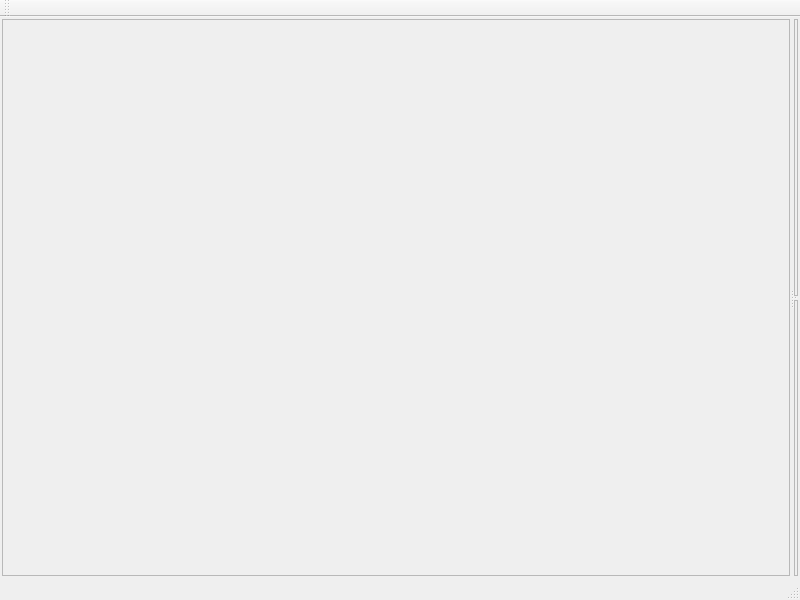
oxyca/qupsc, file src/mainwindow.ui: the form before one commit.
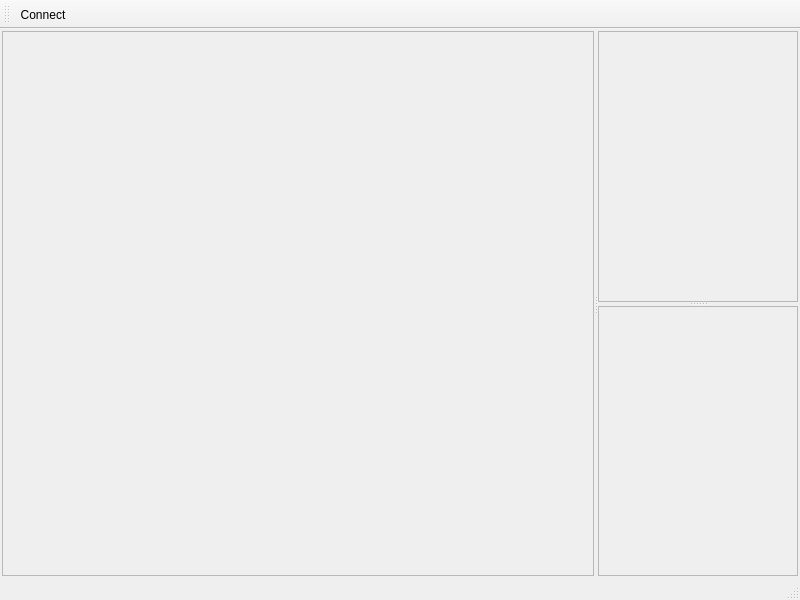
The form after the commit.

Diff of the .ui file:
```diff
--- a/src/mainwindow.ui
+++ b/src/mainwindow.ui
@@ -10,6 +10,12 @@
     <height>600</height>
    </rect>
   </property>
+  <property name="minimumSize">
+   <size>
+    <width>100</width>
+    <height>0</height>
+   </size>
+  </property>
   <property name="windowTitle">
    <string>MainWindow</string>
   </property>
@@ -45,6 +51,12 @@
         <enum>Qt::Vertical</enum>
        </property>
        <widget class="QFrame" name="frame_2">
+        <property name="minimumSize">
+         <size>
+          <width>200</width>
+          <height>0</height>
+         </size>
+        </property>
         <property name="frameShape">
          <enum>QFrame::StyledPanel</enum>
         </property>
@@ -53,6 +65,12 @@
         </property>
        </widget>
        <widget class="QFrame" name="frame_3">
+        <property name="minimumSize">
+         <size>
+          <width>200</width>
+          <height>0</height>
+         </size>
+        </property>
         <property name="frameShape">
          <enum>QFrame::StyledPanel</enum>
         </property>
@@ -86,7 +104,16 @@
    <attribute name="toolBarBreak">
     <bool>false</bool>
    </attribute>
+   <addaction name="actionConnect"/>
   </widget>
+  <action name="actionConnect">
+   <property name="text">
+    <string>Connect</string>
+   </property>
+   <property name="toolTip">
+    <string>Connect</string>
+   </property>
+  </action>
  </widget>
  <resources/>
  <connections/>
```
